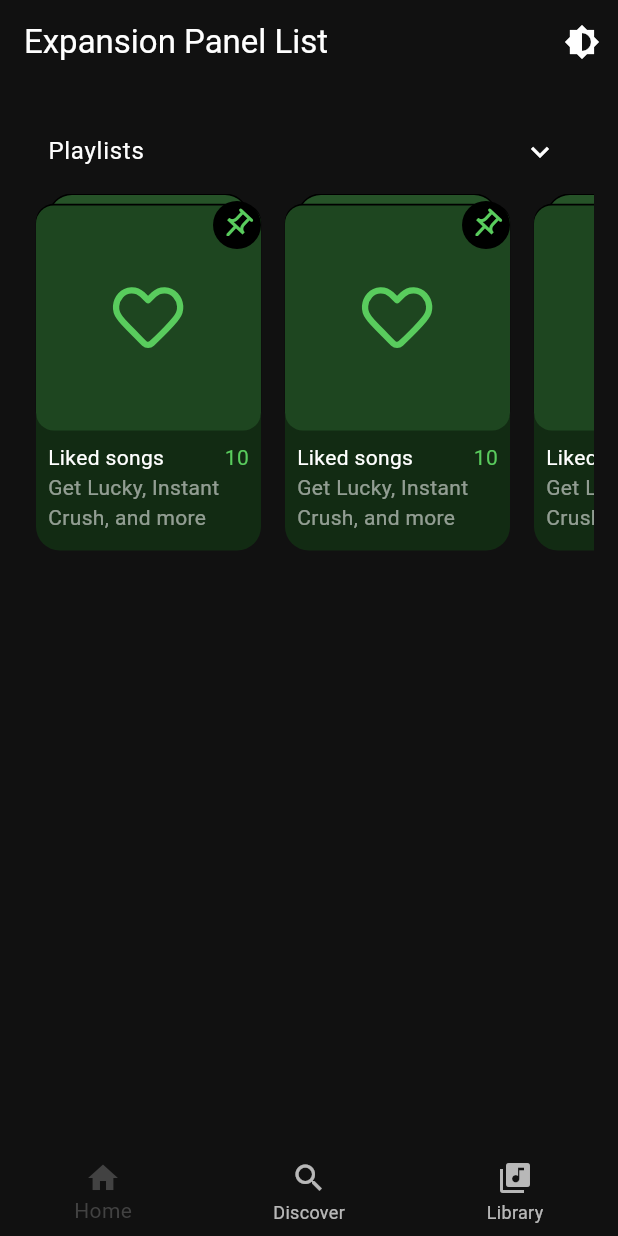
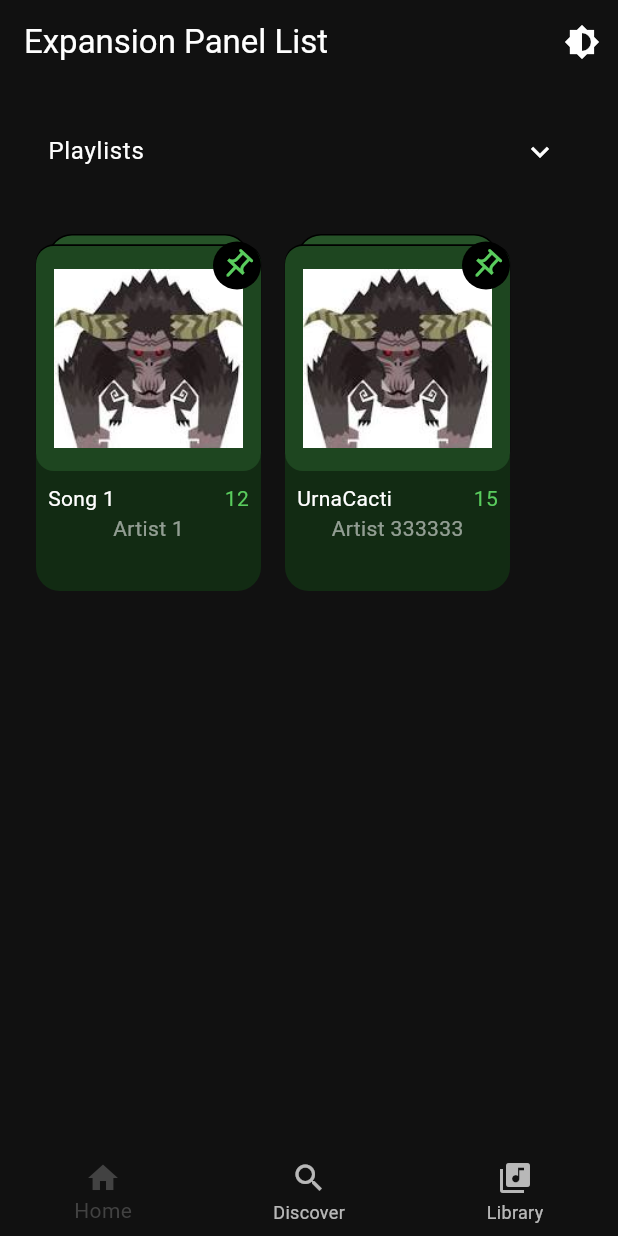
Before and after one commit to Monotone-music/monotone-mobile, a Flutter app: the screen it shows after launch, after a tap on "Playlists", on a phone screen of 412 x 824 dp. Run offline on Flutter 3.47's test engine with Material 3 defaults, Android fonts, the phone set to English and light mode, and no system bars; our stand-ins replace audio_video_progress_bar, flutter_svg, just_audio.

Commit message:
feat: add model for playlist card, add playlist card view and section styling; fix: adjust file architecture

```diff
--- a/lib/components/tabs/bottom_tab_navi.dart
+++ b/lib/components/component_views/bottom_tab_navi.dart
@@ -2,6 +2,7 @@ import 'package:flutter/material.dart';
 import 'package:monotone_flutter/pages/discover.dart';
 import 'package:monotone_flutter/pages/home.dart';
 import 'package:monotone_flutter/pages/library.dart';
+import 'package:monotone_flutter/components/component_views/playlist_card.dart';
 
 class BottomTabNavigator extends StatefulWidget {
   @override
@@ -16,6 +17,7 @@ class _BottomTabNavigatorState extends State<BottomTabNavigator> {
     HomeScreen(),
     DiscoverPage(),
     LibraryPage(),
+
   ];
 
   @override
--- a/lib/components/playlist_card.dart
+++ b/lib/components/component_views/playlist_card.dart
@@ -1,40 +1,30 @@
 import 'package:flutter/material.dart';
 import 'package:flutter_svg/flutter_svg.dart';
 
+import 'package:monotone_flutter/components/models/playlist_items.dart';
+
+///Importing playlist model
 class PlaylistCard extends StatefulWidget {
-  const PlaylistCard({super.key});
+  final PlaylistItem playlistItem;
+
+  PlaylistCard({required this.playlistItem});
 
   @override
   State<PlaylistCard> createState() => _PlaylistCardState();
 }
 
-bool _customTileExpanded = false;
-
+////Styling the Playlist Card
 class _PlaylistCardState extends State<PlaylistCard> {
   @override
   Widget build(BuildContext context) {
-    return Theme(
-      data: Theme.of(context).copyWith(dividerColor: Colors.transparent),
-      child: ExpansionTile(
-        title: const Text('Playlists'),
-        trailing: Icon(
-          _customTileExpanded
-              ? Icons.keyboard_arrow_down
-              : Icons.keyboard_arrow_right,
-        ),
-        children: <Widget>[
-          SingleChildScrollView(
-            scrollDirection: Axis.horizontal,
-            child: Row(
-              children: List.generate(10, (index) {
-                return Stack(
+    return Stack(
                   children: [
                     Positioned(
                       top: 0,
                       left: 0,
                       right: 0,
                       child: Container(
-                        // width: 130,
+                        width: 130,
                         height: 230,
                         margin: const EdgeInsets.only(left: 16.0, right: 16.0),
                         decoration: BoxDecoration(
@@ -73,29 +63,16 @@ class _PlaylistCardState extends State<PlaylistCard> {
                                         0, -1), // changes position of shadow
                                   ),
                                 ],
-                                // border: Border.all(
-                                //   color: const Color.fromARGB(255, 0, 0, 0),
-                                //   width: 1,
-                                // ),
                                 color: const Color.fromARGB(255, 30, 70, 32),
                                 borderRadius: BorderRadius.circular(12.0),
                               ),
                               child: Container(
                                 alignment: Alignment.center, // <---- The magic
                                 padding: const EdgeInsets.all(12),
-                                child: SvgPicture.asset(
-                                  'assets/image/heart_icon.svg',
-                                  semanticsLabel: 'My SVG Image',
-
-                                  // fit: BoxFit.scaleDown,
-                                  color: const Color.fromARGB(255, 89, 204, 93),
-
-                                  width: 50, //set your width and height
-                                  height: 50,
-                                ),
+                                child: _buildImage(widget.playlistItem.picture)
                               )),
                           const SizedBox(height: 8.0),
-                          const Padding(
+                          Padding(
                             padding: EdgeInsets.only(left: 8.0, right: 8.0),
                             child: Column(
                               children: [
@@ -105,7 +82,7 @@ class _PlaylistCardState extends State<PlaylistCard> {
                                       MainAxisAlignment.spaceBetween,
                                   children: [
                                     Text(
-                                      'Liked songs',
+                                      widget.playlistItem.title,
                                       style: TextStyle(
                                         // fontWeight: FontWeight.bold,
                                         color: Colors.white,
@@ -113,7 +90,7 @@ class _PlaylistCardState extends State<PlaylistCard> {
                                     ),
                                     const SizedBox(width: 8.0),
                                     Text(
-                                      '10',
+                                      widget.playlistItem.amount,
                                       style: TextStyle(
                                         color: Color.fromARGB(255, 89, 204, 93),
                                       ),
@@ -121,9 +98,11 @@ class _PlaylistCardState extends State<PlaylistCard> {
                                   ],
                                 ),
                                 Text(
-                                  'Get Lucky, Instant Crush, and more',
+                                  widget.playlistItem.artist,
+                                  maxLines: 2,
                                   style: TextStyle(
                                     color: Colors.white54,
+                                    overflow: TextOverflow.ellipsis,
                                   ),
                                 ),
                               ],
@@ -153,16 +132,21 @@ class _PlaylistCardState extends State<PlaylistCard> {
                     ),
                   ],
                 );
-              }),
-            ),
-          ),
-        ],
-        onExpansionChanged: (bool expanded) {
-          setState(() {
-            _customTileExpanded = expanded;
-          });
-        },
-      ),
-    );
+}
+
+/// Build image according to .svg or .png
+Widget _buildImage(String imageUrl) {
+    if (imageUrl.endsWith('.svg')) {
+      return SvgPicture.asset(
+        imageUrl,
+        semanticsLabel: 'My SVG Image',
+      );
+    } else {
+      return Image.asset(
+        imageUrl,
+        fit: BoxFit.cover,
+      );
+    }
   }
+
 }
--- /dev/null
+++ b/lib/components/component_views/playlist_view.dart
@@ -0,0 +1,14 @@
+import 'package:flutter/material.dart';
+
+class PlaylistListView extends StatelessWidget {
+  final List<Widget> children;
+
+ PlaylistListView({required this.children});
+
+  @override
+  Widget build(BuildContext context) {
+    return ListView(
+      children: children,
+    );
+  }
+}
--- /dev/null
+++ b/lib/components/logic_components/playlist_section_generator.dart
@@ -0,0 +1,72 @@
+import 'package:flutter/material.dart';
+
+import 'package:monotone_flutter/components/component_views/playlist_view.dart';
+import 'package:monotone_flutter/components/component_views/playlist_card.dart'; // Import the PlaylistListView widget
+import 'package:monotone_flutter/components/models/playlist_items.dart'; // Import the PlaylistItem model
+
+class PlaylistSectionGenerator extends StatefulWidget {
+  @override
+  State<PlaylistSectionGenerator> createState() => _PlaylistSectionGeneratorState();
+}
+
+class _PlaylistSectionGeneratorState extends State<PlaylistSectionGenerator> {
+  Future<List<PlaylistItem>>? _playlistItemsFuture;
+
+  @override
+  void initState() {
+    super.initState();
+    _playlistItemsFuture = fetchPlaylistItems();
+  }
+
+  @override
+  Widget build(BuildContext context) {
+    return FutureBuilder<List<PlaylistItem>>(
+      future: _playlistItemsFuture,
+      builder: (context, snapshot) {
+        if (snapshot.connectionState == ConnectionState.waiting) {
+          return Center(child: CircularProgressIndicator());
+        } else if (snapshot.hasError) {
+          return Center(child: Text('Error: ${snapshot.error}'));
+        } else if (!snapshot.hasData || snapshot.data!.isEmpty) {
+          return const Center(child: Text('No playlists available'));
+        } else {
+          List<PlaylistItem> playlistItems = snapshot.data!;
+          List<Widget> children = List.generate(playlistItems.length, (index) {
+            PlaylistItem item = playlistItems[index];
+            return PlaylistCard(
+              playlistItem: item,
+            );
+          }).toList();
+          return SingleChildScrollView(
+            scrollDirection: Axis.horizontal,
+            child: Row(
+              children: children,
+            ),
+          );
+        }
+      },
+    );
+  }
+}
+
+Future<List<PlaylistItem>> fetchPlaylistItems() async {
+  // Simulate a delay for fetching data from the database
+  await Future.delayed(Duration(seconds: 0));
+
+  // Simulated data
+  return [
+    PlaylistItem(
+      title: 'Song 1',
+      artist: 'Artist 1',
+      picture: 'assets/image/rajang.jpg',
+      amount: '12',
+    ),
+    PlaylistItem(
+      title: 'UrnaCacti',
+      artist: 'Artist 333333',
+      picture: 'assets/image/rajang.jpg',
+      amount: '15',
+    ),
+    // Add more items as needed
+  ];
+}
--- /dev/null
+++ b/lib/components/models/playlist_items.dart
@@ -0,0 +1,15 @@
+// Construct playlist model
+
+class PlaylistItem {
+  final String title;
+  final String artist;
+  final String picture;
+  final String amount;
+
+  PlaylistItem({
+    required this.title,
+    required this.artist,
+    required this.picture,
+    required this.amount,
+  });
+}
--- /dev/null
+++ b/lib/components/tab_components/playlist_section.dart
@@ -0,0 +1,60 @@
+import 'package:flutter/material.dart';
+import 'package:flutter_svg/flutter_svg.dart';
+
+import 'package:monotone_flutter/components/logic_components/playlist_section_generator.dart';
+
+//// Create state for the Playlist Section
+class PlaylistSection extends StatefulWidget {
+  const PlaylistSection({super.key});
+
+  @override
+  State<PlaylistSection> createState() => _PlaylistSectionState();
+}
+
+bool _customTileExpanded = false;
+
+/// Create playlist section
+class _PlaylistSectionState extends State<PlaylistSection> {
+  @override
+  Widget build(BuildContext context) {
+    return Theme(
+      data: Theme.of(context).copyWith(dividerColor: Colors.transparent),
+      child: ExpansionTile(
+        title: const Text('Playlists'),
+        trailing: Icon(
+          _customTileExpanded
+              ? Icons.keyboard_arrow_down
+              : Icons.keyboard_arrow_right,
+        ),
+        children: <Widget>[
+          SingleChildScrollView(
+            scrollDirection: Axis.horizontal,
+            child: Row(
+              children: <Widget>[
+                SizedBox(
+                  height: 300, // Set a specific height
+                  child: SingleChildScrollView(
+                    scrollDirection: Axis.horizontal,
+                    child: Row(
+                      children: [
+                        Container(
+                          width: MediaQuery.of(context).size.width,
+                          child: PlaylistSectionGenerator(),
+                        ),
+                      ],
+                    ),
+                  ),
+                ),
+              ],
+            ),
+          ),
+        ],
+        onExpansionChanged: (bool expanded) {
+          setState(() {
+            _customTileExpanded = expanded;
+          });
+        },
+      ),
+    );
+  }
+}
--- a/lib/main.dart
+++ b/lib/main.dart
@@ -1,5 +1,5 @@
 import 'package:flutter/material.dart';
-import 'package:monotone_flutter/components/tabs/bottom_tab_navi.dart';
+import 'package:monotone_flutter/components/component_views/bottom_tab_navi.dart';
 import 'package:monotone_flutter/themes/theme_provider.dart';
 import 'package:provider/provider.dart';
 import 'pages/home.dart';
--- a/lib/pages/home.dart
+++ b/lib/pages/home.dart
@@ -1,7 +1,8 @@
 import 'package:flutter/material.dart';
+import 'package:monotone_flutter/components/component_views/playlist_card.dart';
 import 'package:monotone_flutter/themes/theme_provider.dart';
 import 'package:provider/provider.dart';
-import 'package:monotone_flutter/components/playlist_card.dart';
+import 'package:monotone_flutter/components/tab_components/playlist_section.dart';
 
 class HomeScreen extends StatefulWidget {
   const HomeScreen({super.key});
@@ -33,8 +34,9 @@ class _HomeScreenState extends State<HomeScreen> {
           // const Text('Hello World'),
           // const SizedBox(height: 16),
           _buildPanel(),
-        ],
+          ],
       ),
+
     );
   }
 
@@ -43,7 +45,7 @@ class _HomeScreenState extends State<HomeScreen> {
   Widget _buildPanel() {
     return const Column(
       children: <Widget>[
-        PlaylistCard(),
+        PlaylistSection(),
       ],
     );
   }
--- a/lib/pages/library.dart
+++ b/lib/pages/library.dart
@@ -1,6 +1,6 @@
 import 'package:flutter/material.dart';
 import 'package:flutter_svg/flutter_svg.dart';
-import 'package:monotone_flutter/components/playlist_mini.dart';
+import 'package:monotone_flutter/components/tab_components/library_list.dart';
 import 'package:monotone_flutter/themes/theme_provider.dart';
 import 'package:provider/provider.dart';
 
--- a/pubspec.yaml
+++ b/pubspec.yaml
@@ -70,6 +70,7 @@ flutter:
   assets:
     - assets/image/heart_icon.svg
     - assets/image/home_filter.svg
+    - assets/image/rajang.jpg
 
   # An image asset can refer to one or more resolution-specific "variants", see
   # https://flutter.dev/to/resolution-aware-images
```
Also changed, not shown: assets/image/rajang.jpg (added), lib/components/tab_components/library_list.dart (renamed from lib/components/playlist_mini.dart), pubspec.lock.
